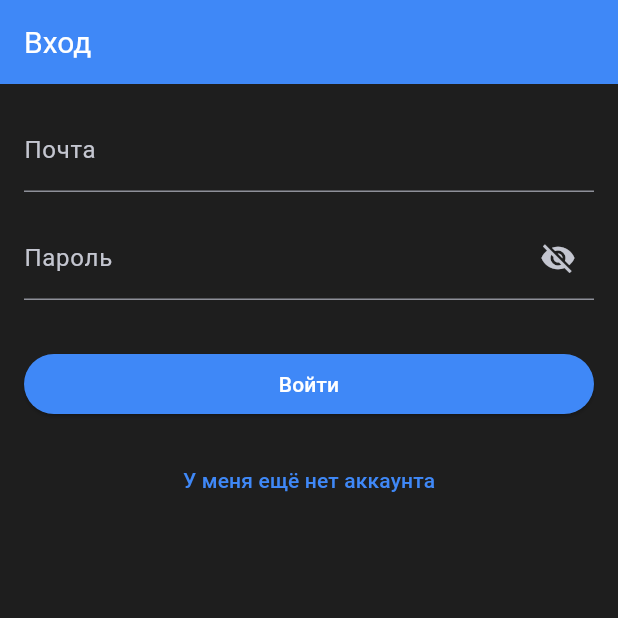
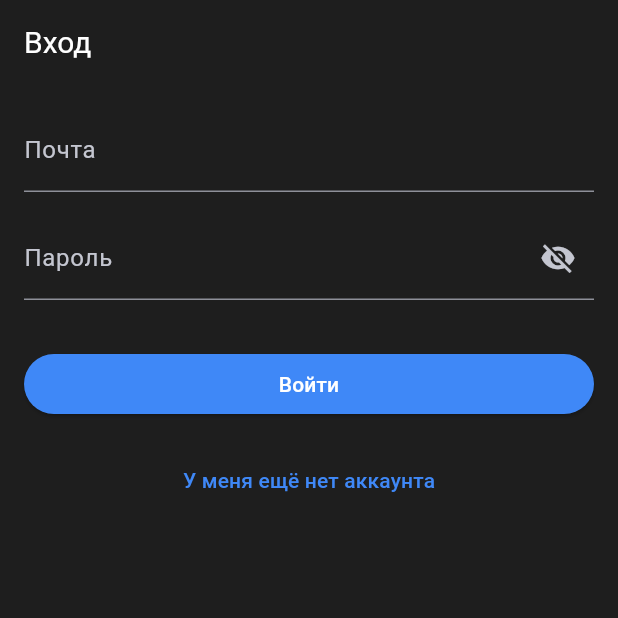
Before and after one commit to cosmy-site/zc_tasks, a Flutter app: the screen it shows after launch, on a phone screen of 412 x 824 dp, the top half of it. Run offline on Flutter 3.47's test engine with Material 3 defaults, Android fonts, the phone set to English and light mode, and no system bars.

Commit message:
доправки темы

```diff
--- a/lib/theme/theme.dart
+++ b/lib/theme/theme.dart
@@ -8,7 +8,7 @@ class TasksTheme {
       brightness: Brightness.light, // Светлая тема
       primary: const Color(0xFF3F88F7), // Основной цвет
       onPrimary: Colors.white, // Цвет текста на основном фоне
-      secondary: const Color(0xFFEAEAEA), // Вторичный цвет (заголовки, текст)
+      secondary: Color(0xFFEAEAEA), // Вторичный цвет (заголовки, текст)
       onSecondary: Colors.black, // Цвет текста на вторичном фоне
       error: Colors.red, // Цвет ошибки
       onError: Colors.white, // Цвет текста на ошибке
@@ -20,8 +20,14 @@ class TasksTheme {
     ),
     useMaterial3: true,
     appBarTheme: const AppBarTheme(
-      backgroundColor: Color(0xFF3F88F7),
+      backgroundColor: Color(0xFF1E1E1E),
       titleTextStyle: TextStyle(color: Colors.white, fontSize: 20),
+    ),
+    bottomNavigationBarTheme: const BottomNavigationBarThemeData(
+      // Фон BottomNavigationBar
+      backgroundColor: Color(0xFF1E1E1E),
+      selectedItemColor: Color(0xFF3F88F7), // Цвет активных иконок и текста
+      unselectedItemColor: Color(0xFFEAEAEA), // Цвет неактивных иконок и текста
     ),
   );
 
@@ -32,7 +38,7 @@ class TasksTheme {
       brightness: Brightness.dark, // Темная тема
       primary: const Color(0xFF3F88F7), // Основной цвет
       onPrimary: Colors.white, // Цвет текста на основном фоне
-      secondary: Color(0xFFEAEAEA), // Вторичный цвет (заголовки, текст)
+      secondary: const Color(0xFFEAEAEA), // Вторичный цвет (заголовки, текст)
       onSecondary: Colors.black, // Цвет текста на вторичном фоне
       error: Colors.red, // Цвет ошибки
       onError: Colors.white, // Цвет текста на ошибке
@@ -44,8 +50,14 @@ class TasksTheme {
     ),
     useMaterial3: true,
     appBarTheme: const AppBarTheme(
-      backgroundColor: Color(0xFF3F88F7),
+      backgroundColor: Color(0xFF1E1E1E),
       titleTextStyle: TextStyle(color: Colors.white, fontSize: 20),
+    ),
+    bottomNavigationBarTheme: const BottomNavigationBarThemeData(
+      // Фон BottomNavigationBar
+      backgroundColor: Color(0xFF1E1E1E),
+      selectedItemColor: Color(0xFF3F88F7), // Цвет активных иконок и текста
+      unselectedItemColor: Color(0xFFEAEAEA), // Цвет неактивных иконок и текста
     ),
   );
 }
```
